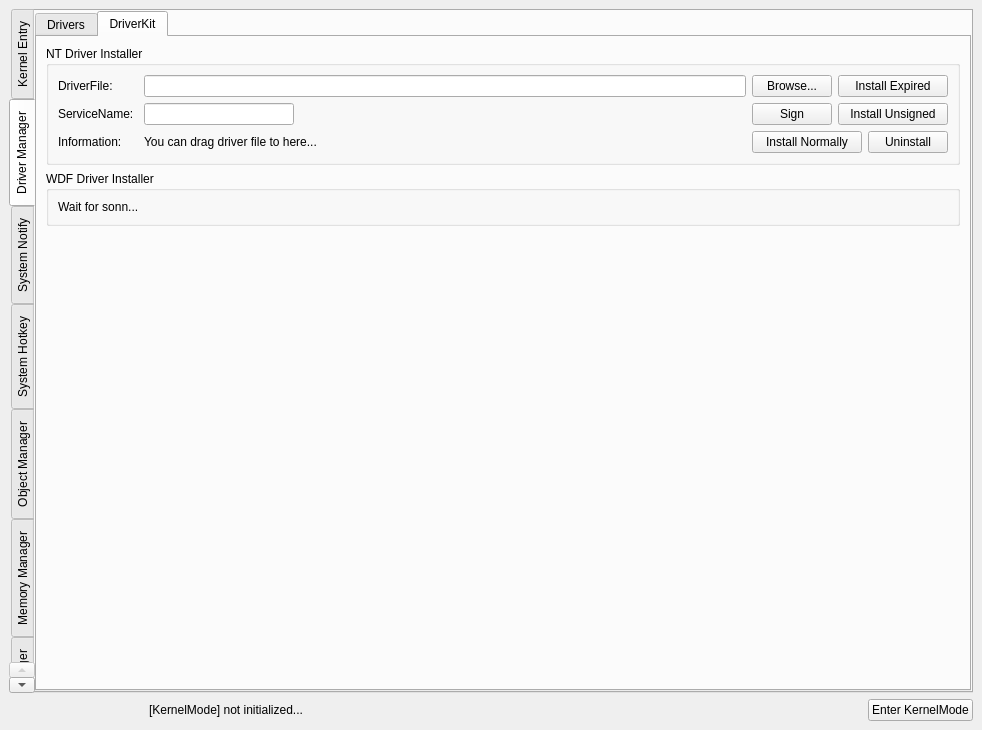
The window that src/OpenArk/ui/kernel.ui (BlackINT3/OpenArk) describes before a commit, drawn with Qt 5.
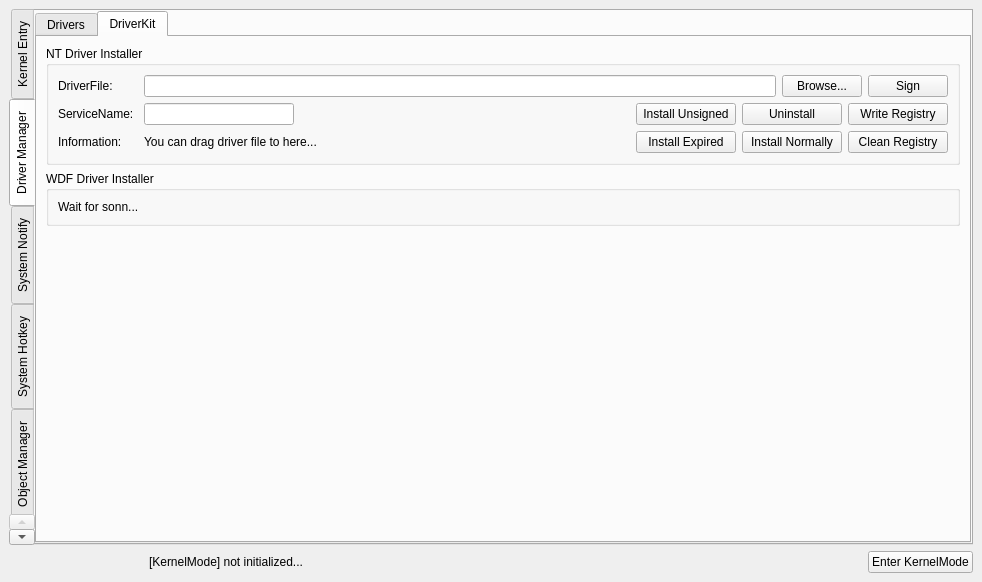
The same window after the commit. The open tabs and pages were chosen to show the change.

```diff
--- a/src/OpenArk/ui/kernel.ui
+++ b/src/OpenArk/ui/kernel.ui
@@ -7,7 +7,7 @@
     <x>0</x>
     <y>0</y>
     <width>982</width>
-    <height>730</height>
+    <height>582</height>
    </rect>
   </property>
   <property name="windowTitle">
@@ -197,21 +197,9 @@
                  </widget>
                 </item>
                 <item>
-                 <widget class="QPushButton" name="installExpiredBtn">
-                  <property name="sizePolicy">
-                   <sizepolicy hsizetype="Fixed" vsizetype="Fixed">
-                    <horstretch>0</horstretch>
-                    <verstretch>0</verstretch>
-                   </sizepolicy>
-                  </property>
-                  <property name="minimumSize">
-                   <size>
-                    <width>110</width>
-                    <height>0</height>
-                   </size>
-                  </property>
+                 <widget class="QPushButton" name="signBtn">
                   <property name="text">
-                   <string>Install Expired</string>
+                   <string>Sign</string>
                   </property>
                  </widget>
                 </item>
@@ -267,13 +255,6 @@
                   </property>
                  </spacer>
                 </item>
-                <item>
-                 <widget class="QPushButton" name="signBtn">
-                  <property name="text">
-                   <string>Sign</string>
-                  </property>
-                 </widget>
-                </item>
                 <item>
                  <widget class="QPushButton" name="installUnsignedBtn">
                   <property name="sizePolicy">
@@ -284,7 +265,7 @@
                   </property>
                   <property name="minimumSize">
                    <size>
-                    <width>110</width>
+                    <width>100</width>
                     <height>0</height>
                    </size>
                   </property>
@@ -293,6 +274,44 @@
                   </property>
                  </widget>
                 </item>
+                <item>
+                 <widget class="QPushButton" name="uninstallBtn">
+                  <property name="sizePolicy">
+                   <sizepolicy hsizetype="Fixed" vsizetype="Fixed">
+                    <horstretch>0</horstretch>
+                    <verstretch>0</verstretch>
+                   </sizepolicy>
+                  </property>
+                  <property name="minimumSize">
+                   <size>
+                    <width>100</width>
+                    <height>0</height>
+                   </size>
+                  </property>
+                  <property name="text">
+                   <string>Uninstall</string>
+                  </property>
+                 </widget>
+                </item>
+                <item>
+                 <widget class="QPushButton" name="writeRegBtn">
+                  <property name="sizePolicy">
+                   <sizepolicy hsizetype="Fixed" vsizetype="Fixed">
+                    <horstretch>0</horstretch>
+                    <verstretch>0</verstretch>
+                   </sizepolicy>
+                  </property>
+                  <property name="minimumSize">
+                   <size>
+                    <width>100</width>
+                    <height>0</height>
+                   </size>
+                  </property>
+                  <property name="text">
+                   <string>Write Registry</string>
+                  </property>
+                 </widget>
+                </item>
                </layout>
               </item>
               <item>
@@ -336,6 +355,25 @@
                   </property>
                  </spacer>
                 </item>
+                <item>
+                 <widget class="QPushButton" name="installExpiredBtn">
+                  <property name="sizePolicy">
+                   <sizepolicy hsizetype="Fixed" vsizetype="Fixed">
+                    <horstretch>0</horstretch>
+                    <verstretch>0</verstretch>
+                   </sizepolicy>
+                  </property>
+                  <property name="minimumSize">
+                   <size>
+                    <width>100</width>
+                    <height>0</height>
+                   </size>
+                  </property>
+                  <property name="text">
+                   <string>Install Expired</string>
+                  </property>
+                 </widget>
+                </item>
                 <item>
                  <widget class="QPushButton" name="installNormallyBtn">
                   <property name="sizePolicy">
@@ -346,7 +384,7 @@
                   </property>
                   <property name="minimumSize">
                    <size>
-                    <width>110</width>
+                    <width>100</width>
                     <height>0</height>
                    </size>
                   </property>
@@ -356,9 +394,21 @@
                  </widget>
                 </item>
                 <item>
-                 <widget class="QPushButton" name="uninstallBtn">
+                 <widget class="QPushButton" name="cleanRegBtn">
+                  <property name="sizePolicy">
+                   <sizepolicy hsizetype="Fixed" vsizetype="Fixed">
+                    <horstretch>0</horstretch>
+                    <verstretch>0</verstretch>
+                   </sizepolicy>
+                  </property>
+                  <property name="minimumSize">
+                   <size>
+                    <width>100</width>
+                    <height>0</height>
+                   </size>
+                  </property>
                   <property name="text">
-                   <string>Uninstall</string>
+                   <string>Clean Registry</string>
                   </property>
                  </widget>
                 </item>
```
Left out of the diff: 6 changed lines with no effect on the pictures.
